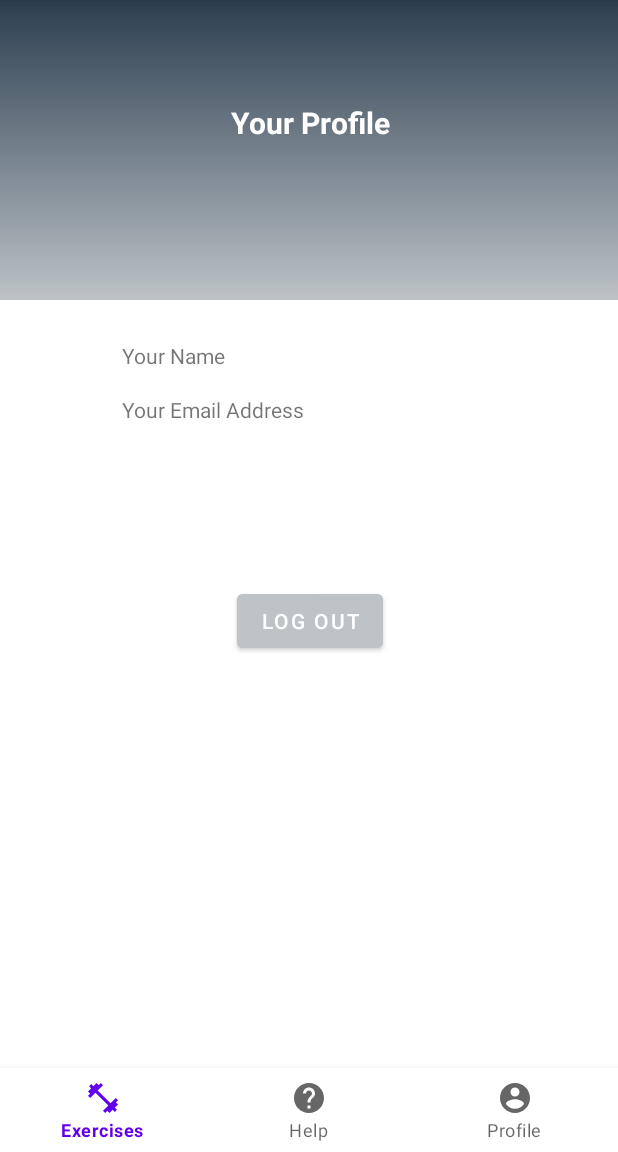
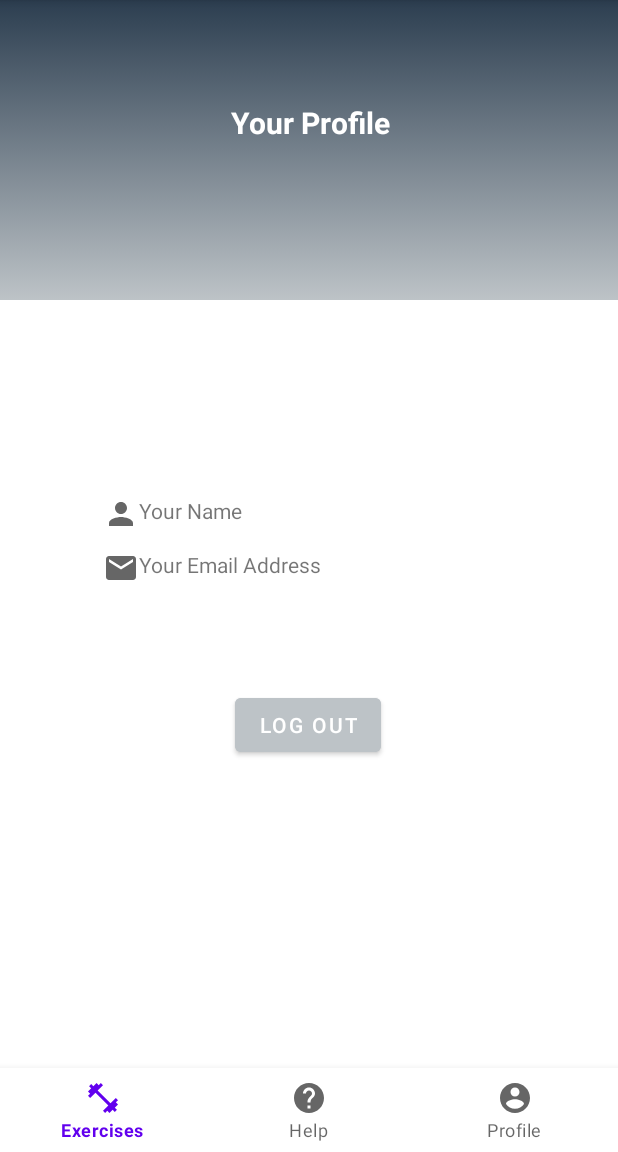
Before and after one commit to navneetsingh6122/MobileAppFinalProject, an Android app: the fragment ProfileFragment placed in its activity, on a phone screen of 412 x 824 dp, the part 84-1236 px from its top. Run offline under Robolectric (Android 15) with nearby library versions, the phone set to English and light mode, and no system bars; our stand-ins replace Firebase (no records; nobody signed in at launch, a user with empty details on screens opened directly).

Commit message:
i did modificatioon in sign up page to connect to cloudfirestore database. I designed xml file of user profile.

```diff
--- a/app/src/main/java/com/example/hiitfit/ProfileFragment.java
+++ b/app/src/main/java/com/example/hiitfit/ProfileFragment.java
@@ -1,20 +1,86 @@
 package com.example.hiitfit;
 
+import android.content.Intent;
 import android.os.Bundle;
 import android.view.LayoutInflater;
 import android.view.View;
 import android.view.ViewGroup;
+import android.widget.Button;
+import android.widget.ImageView;
+import android.widget.TextView;
+import android.widget.Toast;
 
 import androidx.annotation.NonNull;
 import androidx.annotation.Nullable;
 import androidx.fragment.app.Fragment;
 
+import com.google.android.gms.tasks.OnFailureListener;
+import com.google.android.gms.tasks.OnSuccessListener;
+import com.google.firebase.FirebaseApp;
+import com.google.firebase.auth.FirebaseAuth;
+import com.google.firebase.firestore.DocumentReference;
+import com.google.firebase.firestore.DocumentSnapshot;
+import com.google.firebase.firestore.EventListener;
+import com.google.firebase.firestore.FirebaseFirestore;
+import com.google.firebase.firestore.FirebaseFirestoreException;
+
+import java.util.HashMap;
+import java.util.Map;
+import java.util.concurrent.Executor;
+
 public class ProfileFragment extends Fragment {
+    private TextView nameTextView, emailTextView;
+    private FirebaseFirestore fstore;
+    String userID;
+    FirebaseAuth mAuth;
+    Button logout;
 
     @Nullable
     @Override
     public View onCreateView(@NonNull LayoutInflater inflater, @Nullable ViewGroup container, @Nullable Bundle savedInstanceState) {
-        return inflater.inflate(R.layout.fragment_profile,container,false);
+        View V= inflater.inflate(R.layout.fragment_profile,container,false);
+        nameTextView = (TextView) V.findViewById(R.id.name_textview);
+        emailTextView = (TextView) V.findViewById(R.id.email_textview);
+        logout = (Button) V.findViewById(R.id.logout_button);
+        fstore=FirebaseFirestore.getInstance();
+        mAuth = FirebaseAuth.getInstance();
+        userID = mAuth.getCurrentUser().getUid();
 
+
+        fetchdata();
+        logout.setOnClickListener(new View.OnClickListener() {
+            @Override
+            public void onClick(View view) {
+                FirebaseAuth.getInstance().signOut();
+                Intent v = new Intent(getActivity(), Login.class);
+                startActivity(v);
+            }
+        });
+        return V ;
     }
-}
+
+    public void fetchdata()
+    {
+        DocumentReference document = fstore.collection("users").document(userID);
+        document.get().addOnSuccessListener(new OnSuccessListener<DocumentSnapshot>() {
+            @Override
+            public void onSuccess(DocumentSnapshot documentSnapshot) {
+                if(documentSnapshot.exists())
+                {
+                    nameTextView.setText(" " + documentSnapshot.getString("fName"));
+                    emailTextView.setText(" " + documentSnapshot.getString("email"));
+                }
+                else {
+                    Toast.makeText(getContext(), "row not found", Toast.LENGTH_LONG).show();
+                }
+            }
+        })
+                .addOnFailureListener(new OnFailureListener() {
+                    @Override
+                    public void onFailure(@NonNull Exception e) {
+                        Toast.makeText(getContext(),"Failed to fetch data", Toast.LENGTH_LONG).show();
+                    }
+                });
+    }
+
+};
--- a/app/src/main/res/layout/activity_login.xml
+++ b/app/src/main/res/layout/activity_login.xml
@@ -75,10 +75,10 @@
         android:id="@+id/imageView"
         android:layout_width="266dp"
         android:layout_height="228dp"
-        android:layout_marginBottom="437dp"
-        android:layout_marginEnd="88dp"
         android:layout_marginStart="87dp"
         android:layout_marginTop="125dp"
+        android:layout_marginEnd="88dp"
+        android:layout_marginBottom="437dp"
         app:layout_constraintBottom_toBottomOf="parent"
         app:layout_constraintEnd_toEndOf="parent"
         app:layout_constraintStart_toStartOf="parent"
--- a/app/src/main/res/layout/fragment_profile.xml
+++ b/app/src/main/res/layout/fragment_profile.xml
@@ -38,10 +38,10 @@
     </androidx.constraintlayout.widget.ConstraintLayout>
 
     <ImageView
+        android:id="@+id/user_imageView"
+        android:layout_width="100sp"
+        android:layout_height="100sp"
         android:contentDescription="@string/userpicture"
-        android:id="@+id/imageView4"
-        android:layout_width="wrap_content"
-        android:layout_height="wrap_content"
         app:layout_constraintBottom_toBottomOf="parent"
         app:layout_constraintEnd_toEndOf="parent"
         app:layout_constraintHorizontal_bias="0.498"
@@ -51,38 +51,36 @@
         tools:srcCompat="@tools:sample/avatars" />
 
     <androidx.constraintlayout.widget.ConstraintLayout
-        android:layout_width="282dp"
-        android:layout_height="362dp"
-        android:layout_marginTop="16dp"
+        android:layout_width="289dp"
+        android:layout_height="289dp"
+        android:layout_marginTop="150dp"
+        app:layout_constraintBottom_toBottomOf="parent"
         app:layout_constraintEnd_toEndOf="parent"
+        app:layout_constraintHorizontal_bias="0.496"
         app:layout_constraintStart_toStartOf="parent"
-        app:layout_constraintTop_toBottomOf="@+id/imageView4">
+        app:layout_constraintTop_toTopOf="@+id/constraintLayout">
 
-        <LinearLayout
+        <RelativeLayout
             android:id="@+id/linearLayout"
             android:layout_width="match_parent"
             android:layout_height="wrap_content"
             android:layout_marginStart="8dp"
             android:layout_marginTop="44dp"
-            android:orientation="horizontal"
+            android:orientation="vertical"
             app:layout_constraintStart_toStartOf="parent"
             app:layout_constraintTop_toTopOf="parent">
 
-            <ImageView
-                android:contentDescription="@string/usericon"
-                android:id="@+id/name_imageview"
-                android:layout_width="wrap_content"
-                android:layout_height="wrap_content"
-                android:layout_marginEnd="8dp"
-                tools:srcCompat="@drawable/ic_person_black" />
 
             <TextView
                 android:id="@+id/name_textview"
-                android:layout_width="0dp"
+                android:layout_width="match_parent"
                 android:layout_height="wrap_content"
                 android:layout_weight="1"
-                android:text="@string/your_name" />
-        </LinearLayout>
+                android:drawableStart="@drawable/ic_person_black"
+                android:text="@string/your_name"
+                tools:layout_editor_absoluteY="0dp" />
+        </RelativeLayout>
+        >
 
         <LinearLayout
             android:id="@+id/linearLayout1"
@@ -94,19 +92,13 @@
             app:layout_constraintStart_toStartOf="parent"
             app:layout_constraintTop_toTopOf="parent">
 
-        <ImageView
-            android:contentDescription="@string/emailpicture"
-            android:id="@+id/email_imageview"
-            android:layout_width="wrap_content"
-            android:layout_height="wrap_content"
-            android:layout_marginEnd="8dp"
-            tools:srcCompat="@drawable/ic_email_black" />
 
             <TextView
                 android:id="@+id/email_textview"
-            android:layout_width="0dp"
+                android:layout_width="match_parent"
                 android:layout_height="wrap_content"
                 android:layout_weight="1"
+                android:drawableStart="@drawable/ic_email_black"
                 android:text="@string/your_email_address" />
         </LinearLayout>
 
@@ -118,8 +110,8 @@
             android:layout_marginTop="16dp"
             android:layout_marginEnd="16dp"
             android:layout_marginBottom="16dp"
+            android:backgroundTint="@color/grey"
             android:text="@string/log_out"
-            android:backgroundTint="@color/grey"
             app:layout_constraintBottom_toBottomOf="parent"
             app:layout_constraintEnd_toEndOf="parent"
             app:layout_constraintStart_toStartOf="parent"
--- a/app/src/main/res/mipmap-anydpi-v26/ic_launcher.xml
+++ b/app/src/main/res/mipmap-anydpi-v26/ic_launcher.xml
@@ -1,5 +1,5 @@
 <?xml version="1.0" encoding="utf-8"?>
 <adaptive-icon xmlns:android="http://schemas.android.com/apk/res/android">
     <background android:drawable="@drawable/ic_launcher_background"/>
-    <foreground android:drawable="@mipmap/ic_launcher_foreground"/>
+    <foreground android:drawable="@drawable/ic_launcher_foreground"/>
 </adaptive-icon>
--- a/app/src/main/res/mipmap-anydpi-v26/ic_launcher_round.xml
+++ b/app/src/main/res/mipmap-anydpi-v26/ic_launcher_round.xml
@@ -1,5 +1,5 @@
 <?xml version="1.0" encoding="utf-8"?>
 <adaptive-icon xmlns:android="http://schemas.android.com/apk/res/android">
     <background android:drawable="@drawable/ic_launcher_background"/>
-    <foreground android:drawable="@mipmap/ic_launcher_foreground"/>
+    <foreground android:drawable="@drawable/ic_launcher_foreground"/>
 </adaptive-icon>
```
Also changed, not shown: app/src/main/res/drawable/ic_launcher_foreground.xml (added, +31 -0 lines), app/src/main/ic_launcher-playstore.png, app/src/main/res/drawable-v24/user.jpg (added), app/src/main/res/mipmap-hdpi/ic_launcher.png, app/src/main/res/mipmap-hdpi/ic_launcher_round.png, app/src/main/res/mipmap-mdpi/ic_launcher.png, app/src/main/res/mipmap-mdpi/ic_launcher_round.png, app/src/main/res/mipmap-xhdpi/ic_launcher.png, app/src/main/res/mipmap-xhdpi/ic_launcher_round.png, app/src/main/res/mipmap-xxhdpi/ic_launcher.png, app/src/main/res/mipmap-xxhdpi/ic_launcher_round.png, app/src/main/res/mipmap-xxxhdpi/ic_launcher.png (added), app/src/main/res/mipmap-xxxhdpi/ic_launcher_round.png. Lines whose indentation alone changed are shown as unchanged.
